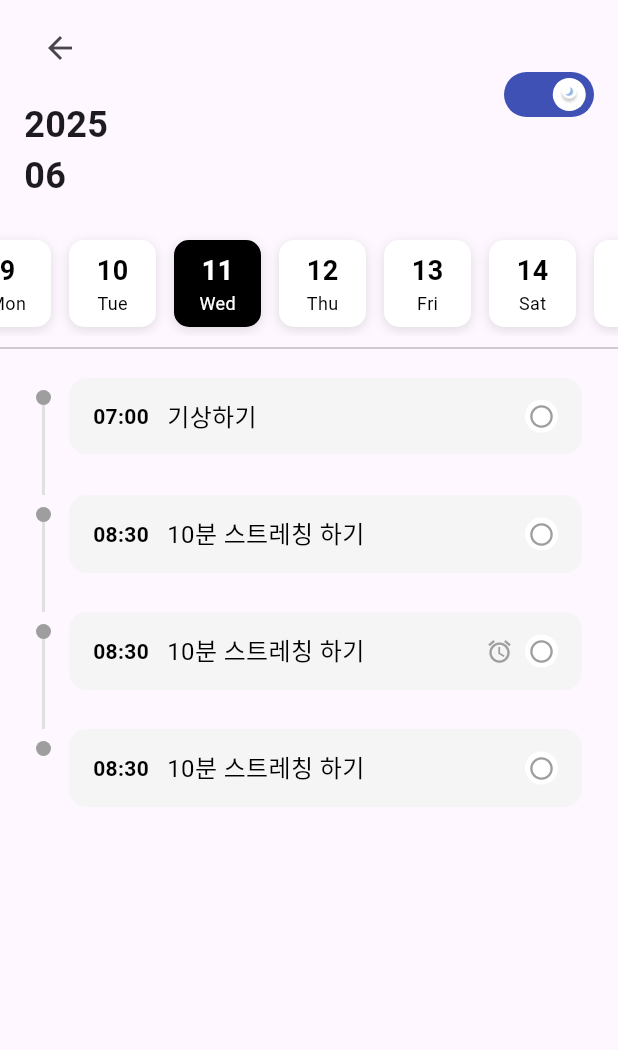
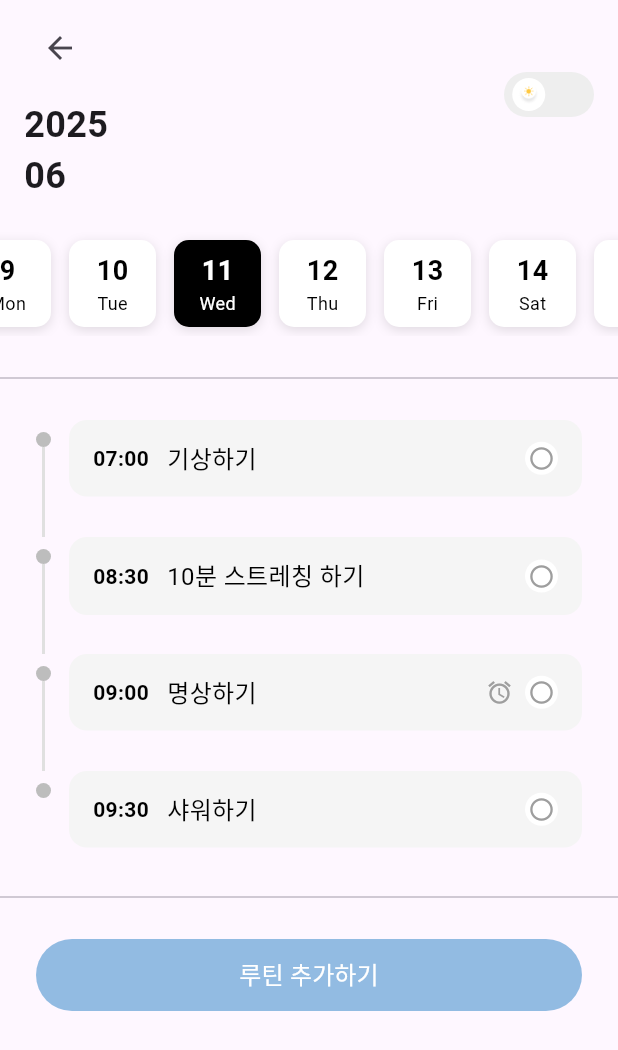
Before and after one commit to Yeonju02/flutter_project, a Flutter app: the RoutineDetailPage screen opened directly with empty values, on a phone screen of 412 x 824 dp. Shown: the top 1050 px of the screen. Run offline on Flutter 3.47's test engine with Material 3 defaults, Android fonts, the phone set to English and light mode, and no system bars; drawn by our look-alikes of flutter_switch; our stand-ins replace cloud_firestore, firebase_auth, firebase_core, firebase_storage, fluttertoast, image_picker and 2 more; accounts and stored records are empty.

Commit message:
0611 루틴 페이지 애니메이션 추가

```diff
--- a/lib/custom/routine_box.dart
+++ b/lib/custom/routine_box.dart
@@ -1,31 +1,30 @@
 import 'package:flutter/material.dart';
 
-class RoutineBox extends StatefulWidget {
+class RoutineBox extends StatelessWidget {
   final String time;
   final String title;
   final bool hasAlarm;
+  final bool isChecked;
+  final VoidCallback onToggle;
 
   const RoutineBox({
     super.key,
     required this.time,
     required this.title,
-    this.hasAlarm = false,
+    required this.isChecked,
+    required this.hasAlarm,
+    required this.onToggle,
   });
 
   @override
-  State<RoutineBox> createState() => _RoutineBoxState();
-}
+  Widget build(BuildContext context) {
+    final Color selectedColor =  Color(0xFF92BBE2);
 
-class _RoutineBoxState extends State<RoutineBox> {
-  bool isChecked = false;
-
-  @override
-  Widget build(BuildContext context) {
-    final Color selectedColor = const Color(0xFF92BBE2);
-
-    return Container(
-      margin: const EdgeInsets.only(bottom: 12),
-      padding: const EdgeInsets.symmetric(horizontal: 16, vertical: 14),
+    return AnimatedContainer(
+      duration:  Duration(milliseconds: 400),
+      curve: Curves.easeInOut,
+      margin:  EdgeInsets.only(bottom: 12),
+      padding:  EdgeInsets.symmetric(horizontal: 16, vertical: 14),
       decoration: BoxDecoration(
         color: isChecked ? selectedColor : Colors.grey.shade100,
         borderRadius: BorderRadius.circular(12),
@@ -33,42 +32,42 @@ class _RoutineBoxState extends State<RoutineBox> {
       child: Row(
         children: [
           Text(
-            widget.time,
+            time,
             style: TextStyle(
               fontWeight: FontWeight.bold,
               color: isChecked ? Colors.white : Colors.black,
             ),
           ),
-          const SizedBox(width: 12),
+          SizedBox(width: 12),
           Expanded(
             child: Text(
-              widget.title,
+              title,
               style: TextStyle(
                 fontSize: 16,
                 color: isChecked ? Colors.white : Colors.black,
               ),
             ),
           ),
-          if (widget.hasAlarm)
+          if (hasAlarm)
             Icon(Icons.alarm, size: 18, color: isChecked ? Colors.white70 : Colors.grey),
-          const SizedBox(width: 8),
+          SizedBox(width: 8),
           GestureDetector(
-            onTap: () {
-              setState(() {
-                isChecked = !isChecked;
-              });
-            },
+            onTap: onToggle,
             child: Container(
               width: 22,
               height: 22,
-              decoration: const BoxDecoration(
+              decoration: BoxDecoration(
                 shape: BoxShape.circle,
                 color: Colors.white,
               ),
-              child: Icon(
-                isChecked ? Icons.check : Icons.circle_outlined,
-                size: 18,
-                color: isChecked ? selectedColor : Colors.grey,
+              child: AnimatedSwitcher(
+                duration:  Duration(milliseconds: 300),
+                transitionBuilder: (child, animation) {
+                  return ScaleTransition(scale: animation, child: child);
+                },
+                child: isChecked
+                    ? Icon(Icons.check, key:  ValueKey('checked'), size: 18, color: selectedColor)
+                    : Icon(Icons.circle_outlined, key:  ValueKey('unchecked'), size: 18, color: Colors.grey),
               ),
             ),
           ),
--- a/lib/main/daily_routine.dart
+++ b/lib/main/daily_routine.dart
@@ -1,52 +1,126 @@
 import 'package:flutter/material.dart';
 import '../custom/routine_box.dart';
 
-class DailyRoutine extends StatelessWidget {
+class DailyRoutine extends StatefulWidget {
   const DailyRoutine({super.key});
 
   @override
+  State<DailyRoutine> createState() => _DailyRoutineState();
+}
+
+class _DailyRoutineState extends State<DailyRoutine> with TickerProviderStateMixin {
+  final routineList = [
+    {'time': '07:00', 'title': '기상하기', 'hasAlarm': false},
+    {'time': '08:30', 'title': '10분 스트레칭 하기', 'hasAlarm': false},
+    {'time': '09:00', 'title': '명상하기', 'hasAlarm': true},
+    {'time': '09:30', 'title': '샤워하기', 'hasAlarm': false},
+  ];
+
+  late List<bool> isCheckedList;
+  late List<AnimationController> _controllers;
+  late List<Animation<double>> _lineAnimations;
+
+  @override
+  void initState() {
+    super.initState();
+    isCheckedList = List.generate(routineList.length, (_) => false);
+
+    _controllers = List.generate(
+      routineList.length,
+          (_) => AnimationController(
+        vsync: this,
+        duration: const Duration(milliseconds: 600),
+      ),
+    );
+
+    _lineAnimations = _controllers.map((controller) {
+      return Tween<double>(begin: 0, end: 60).animate(
+        CurvedAnimation(parent: controller, curve: Curves.easeInOut),
+      );
+    }).toList();
+  }
+
+  void toggleCheck(int index) {
+    setState(() {
+      isCheckedList[index] = !isCheckedList[index];
+      if (index < routineList.length - 1) {
+        if (isCheckedList[index]) {
+          _controllers[index].forward(from: 0);
+        } else {
+          _controllers[index].reset();
+        }
+      }
+    });
+  }
+
+  @override
+  void dispose() {
+    for (final c in _controllers) {
+      c.dispose();
+    }
+    super.dispose();
+  }
+
+  @override
   Widget build(BuildContext context) {
-    final routineList = [
-      {'time': '07:00', 'title': '기상하기', 'hasAlarm': false},
-      {'time': '08:30', 'title': '10분 스트레칭 하기', 'hasAlarm': false},
-      {'time': '08:30', 'title': '10분 스트레칭 하기', 'hasAlarm': true},
-      {'time': '08:30', 'title': '10분 스트레칭 하기', 'hasAlarm': false},
-    ];
-
     return ListView.builder(
       shrinkWrap: true,
-      padding: EdgeInsets.symmetric(horizontal: 24),
+      padding: const EdgeInsets.symmetric(horizontal: 24),
       itemCount: routineList.length,
       itemBuilder: (context, index) {
+        final isChecked = isCheckedList[index];
+
         return Row(
           crossAxisAlignment: CrossAxisAlignment.start,
           children: [
             Column(
               children: [
-                Container(
+                AnimatedContainer(
+                  duration: const Duration(milliseconds: 300),
                   width: 10,
                   height: 10,
-                  margin: EdgeInsets.only(top: 8),
+                  margin: const EdgeInsets.only(top: 8),
                   decoration: BoxDecoration(
                     shape: BoxShape.circle,
-                    color: Colors.grey, // 항상 회색
+                    color: isChecked ? Colors.blue : Colors.grey.shade400,
                   ),
                 ),
                 if (index != routineList.length - 1)
-                  Container(
+                  SizedBox(
                     width: 2,
                     height: 60,
-                    color: Colors.grey.shade300,
+                    child: Stack(
+                      alignment: Alignment.topCenter,
+                      children: [
+                        // 회색 배경선
+                        Container(color: Colors.grey.shade300),
+                        // 파란 선 애니메이션
+                        AnimatedBuilder(
+                          animation: _lineAnimations[index],
+                          builder: (context, child) {
+                            return Align(
+                              alignment: Alignment.topCenter,
+                              child: Container(
+                                width: 2,
+                                height: _lineAnimations[index].value,
+                                color: Colors.blue,
+                              ),
+                            );
+                          },
+                        ),
+                      ],
+                    ),
                   ),
               ],
             ),
-            SizedBox(width: 12),
+            const SizedBox(width: 12),
             Expanded(
               child: RoutineBox(
                 time: routineList[index]['time'] as String,
                 title: routineList[index]['title'] as String,
                 hasAlarm: routineList[index]['hasAlarm'] as bool,
-
+                isChecked: isChecked,
+                onToggle: () => toggleCheck(index),
               ),
             ),
           ],
--- a/lib/main/routine_detail.dart
+++ b/lib/main/routine_detail.dart
@@ -3,6 +3,8 @@ import 'package:intl/intl.dart';
 import '../custom/date_slider.dart';
 import 'package:flutter_switch/flutter_switch.dart';
 import 'daily_routine.dart';
+import '../custom/custom_blue_button.dart';
+import 'new_routine.dart';
 
 class RoutineDetailPage extends StatefulWidget {
   final DateTime date;
@@ -15,7 +17,7 @@ class RoutineDetailPage extends StatefulWidget {
 
 class _RoutineDetailPageState extends State<RoutineDetailPage> {
   late DateTime selectedDate;
-  bool isDayMode = true;
+  bool isDayMode = false;
 
   @override
   void initState() {
@@ -32,11 +34,11 @@ class _RoutineDetailPageState extends State<RoutineDetailPage> {
         child: Column(
           crossAxisAlignment: CrossAxisAlignment.start,
           children: [
-            const SizedBox(height: 8),
+            SizedBox(height: 8),
 
-            // 위쪽 묶음
+            // 연/월 + 뒤로가기 + 스위치
             Padding(
-              padding: const EdgeInsets.symmetric(horizontal: 16.0),
+              padding: EdgeInsets.symmetric(horizontal: 16.0),
               child: Row(
                 crossAxisAlignment: CrossAxisAlignment.start,
                 children: [
@@ -44,34 +46,25 @@ class _RoutineDetailPageState extends State<RoutineDetailPage> {
                     crossAxisAlignment: CrossAxisAlignment.start,
                     children: [
                       IconButton(
-                        icon: const Icon(Icons.arrow_back),
+                        icon: Icon(Icons.arrow_back),
                         onPressed: () => Navigator.pop(context),
                         padding: EdgeInsets.zero,
-                        constraints: const BoxConstraints(),
+                        constraints: BoxConstraints(),
                       ),
-                      const SizedBox(height: 10),
+                      SizedBox(height: 10),
                       Text(
                         '${selectedDate.year}',
-                        style: const TextStyle(
-                          fontSize: 24,
-                          fontWeight: FontWeight.bold,
-                        ),
+                        style: TextStyle(fontSize: 24, fontWeight: FontWeight.bold),
                       ),
                       Text(
                         selectedDate.month.toString().padLeft(2, '0'),
-                        style: const TextStyle(
-                          fontSize: 24,
-                          fontWeight: FontWeight.bold,
-                        ),
+                        style: TextStyle(fontSize: 24, fontWeight: FontWeight.bold),
                       ),
                     ],
                   ),
-
-                  const Spacer(),
-
-                  // 스위치: 전체 세로 높이 중간에 배치되도록 Align
+                  Spacer(),
                   Padding(
-                    padding: const EdgeInsets.only(top: 40.0),
+                    padding: EdgeInsets.only(top: 40.0),
                     child: FlutterSwitch(
                       width: 60,
                       height: 30,
@@ -93,7 +86,7 @@ class _RoutineDetailPageState extends State<RoutineDetailPage> {
               ),
             ),
 
-            const SizedBox(height: 20),
+            SizedBox(height: 20),
 
             // 날짜 슬라이더
             DateSlider(
@@ -105,10 +98,38 @@ class _RoutineDetailPageState extends State<RoutineDetailPage> {
               },
             ),
 
-            const Divider(thickness: 1.2),
+            SizedBox(height: 20),
+            Divider(thickness: 1.2),
+            SizedBox(height: 20),
 
-            const SizedBox(height: 12),
-            const DailyRoutine(),
+            // 루틴 리스트
+            Expanded(child: DailyRoutine()),
+
+            Divider(thickness: 1.2),
+            SizedBox(height: 20),
+
+            Padding(
+              padding: EdgeInsets.symmetric(horizontal: 24.0),
+              child: CustomBlueButton(
+                text: '루틴 추가하기',
+                onPressed: () {
+                  showModalBottomSheet(
+                    context: context,
+                    isScrollControlled: true,
+                    shape: RoundedRectangleBorder(
+                      borderRadius: BorderRadius.vertical(top: Radius.circular(24)),
+                    ),
+                    builder: (context) => Padding(
+                      padding: EdgeInsets.only(
+                        bottom: MediaQuery.of(context).viewInsets.bottom,
+                      ),
+                      child: NewRoutineSheet(selectedDate: selectedDate),
+                    ),
+                  );
+                },
+              ),
+            ),
+            SizedBox(height: 150),
           ],
         ),
       ),
--- a/pubspec.yaml
+++ b/pubspec.yaml
@@ -42,6 +42,9 @@ dependencies:
   table_calendar:
   flutter_switch: ^0.3.2
   syncfusion_flutter_gauges:
+  intl:
+  uuid: ^4.2.1
+  smooth_page_indicator: ^1.1.0
 
   # The following adds the Cupertino Icons font to your application.
   # Use with the CupertinoIcons class for iOS style icons.
@@ -78,6 +81,8 @@ flutter:
     - assets/google_icon.png
     - assets/sun.png
     - assets/moon.png
+    - assets/products/
+    - assets/reviews/
 
   # An image asset can refer to one or more resolution-specific "variants", see
   # https://flutter.dev/to/resolution-aware-images
```
Also changed, not shown: lib/custom/dialogs/guide_dialog.dart (added, +65 -0 lines), lib/main/new_routine.dart (added, +241 -0 lines), pubspec.lock.
